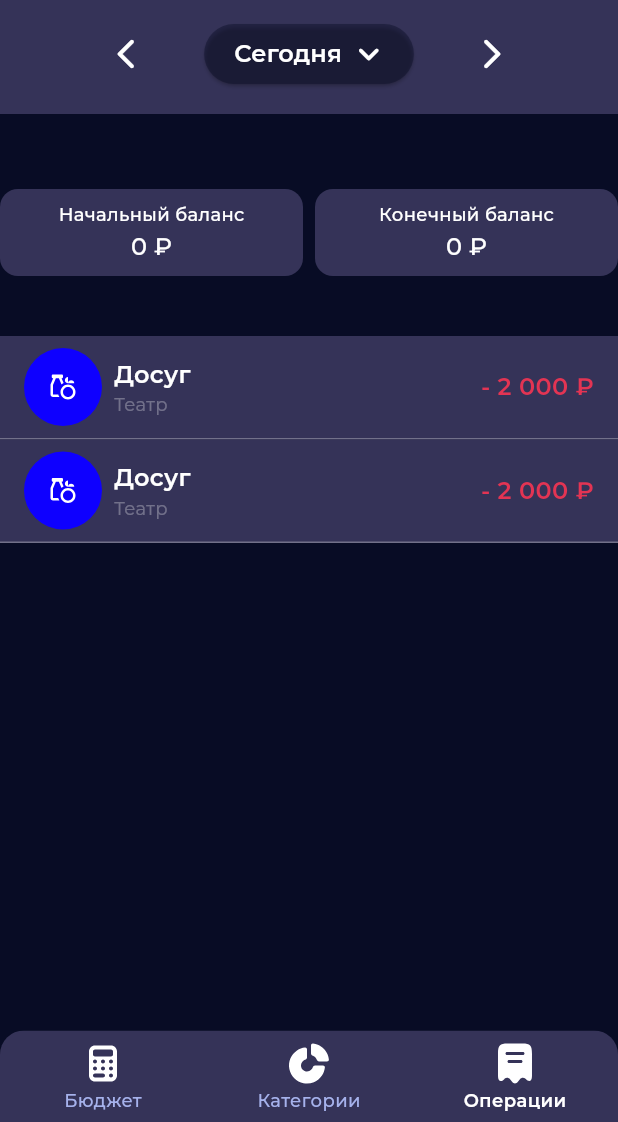
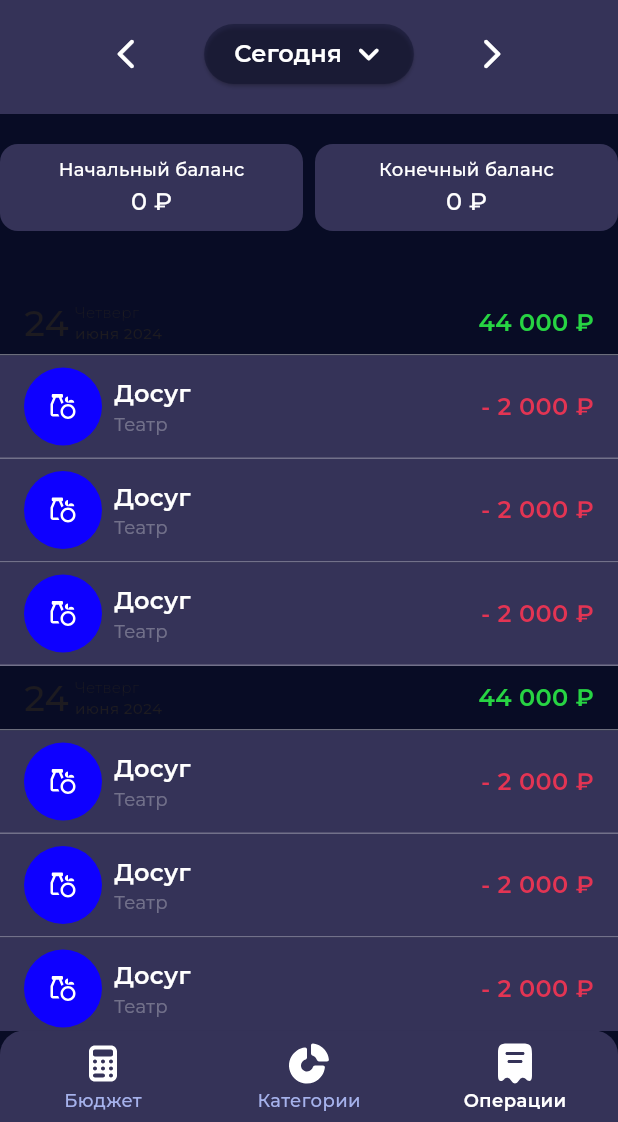
Before and after one commit to LizzzaD/Budget-Buddy, a Flutter app: the screen it shows after launch, item 3 of the bottom bar chosen, on a phone screen of 412 x 824 dp, the part 114-1236 px from its top. Run offline on Flutter 3.47's test engine with Material 3 defaults, Android fonts, the phone set to English and light mode, and no system bars; our stand-ins replace decimal, fl_chart, flutter_svg, freezed_annotation, google_fonts.

Commit message:
add daily transactions widget layout

```diff
--- a/lib/features/screens/categories_screen.dart
+++ b/lib/features/screens/categories_page.dart
@@ -7,8 +7,8 @@ import 'package:flutter/material.dart';
 import '../../views/ui_kit/widgets/category_widget.dart';
 import '../domain/models/category/category.dart';
 
-class CategoriesScreen extends StatelessWidget {
-  const CategoriesScreen({super.key});
+class CategoriesPage extends StatelessWidget {
+  const CategoriesPage({super.key});
 
 
   @override
--- a/lib/features/screens/home_screen.dart
+++ b/lib/features/screens/home_screen.dart
@@ -1,10 +1,9 @@
-import 'package:budget_buddy/features/screens/categories_screen.dart';
+import 'package:budget_buddy/features/screens/categories_page.dart';
+import 'package:budget_buddy/features/screens/transactions_page.dart';
 import 'package:budget_buddy/views/extension/build_context_extension.dart';
 import 'package:budget_buddy/views/images/icons.dart';
 import 'package:budget_buddy/views/ui_kit/app_bars/main_bottom_navigation_bar.dart';
-import 'package:budget_buddy/views/ui_kit/widgets/balance_card_widget.dart';
 import 'package:budget_buddy/views/ui_kit/widgets/date_widget.dart';
-import 'package:budget_buddy/views/ui_kit/widgets/transaction_list_tile_widget.dart';
 import 'package:flutter/material.dart';
 
 class HomeScreen extends StatefulWidget {
@@ -27,30 +26,8 @@ class _HomeScreenState extends State<HomeScreen> {
       'Index 0: Home',
       style: optionStyle,
     ),
-    CategoriesScreen(),
-    Column(
-      children: [
-        SizedBox(
-          height: 50,
-        ),
-        Row(
-          children: [
-            Expanded(
-              child: BalanceCardWidget(isInitial: true,),
-            ),
-            SizedBox(width: 8),
-            Expanded(
-              child: BalanceCardWidget(isInitial: false,),
-            ),
-          ],
-        ),
-        SizedBox(
-          height: 40,
-        ),
-        TransactionListTileWidget(),
-        TransactionListTileWidget(),
-      ],
-    ),
+    CategoriesPage(),
+    TransactionsPage()
   ];
 
   void _onItemTapped(int index) {
--- /dev/null
+++ b/lib/features/screens/transactions_page.dart
@@ -0,0 +1,36 @@
+import 'package:budget_buddy/views/ui_kit/widgets/daily_transactions_widget.dart';
+import 'package:flutter/material.dart';
+
+import '../../views/ui_kit/widgets/balance_card_widget.dart';
+import '../../views/ui_kit/widgets/transaction_list_tile_widget.dart';
+
+class TransactionsPage extends StatelessWidget {
+  const TransactionsPage({super.key});
+
+  @override
+  Widget build(BuildContext context) {
+    return  ListView(
+      children: const [
+        SizedBox(
+          height: 20,
+        ),
+        Row(
+          children: [
+            Expanded(
+              child: BalanceCardWidget(isInitial: true,),
+            ),
+            SizedBox(width: 8),
+            Expanded(
+              child: BalanceCardWidget(isInitial: false,),
+            ),
+          ],
+        ),
+        SizedBox(
+          height: 40,
+        ),
+DailyTransactionsWidget(),
+        DailyTransactionsWidget(),
+      ],
+    );
+  }
+}
--- /dev/null
+++ b/lib/views/ui_kit/widgets/daily_transactions_widget.dart
@@ -0,0 +1,53 @@
+import 'package:budget_buddy/views/extension/build_context_extension.dart';
+import 'package:budget_buddy/views/ui_kit/widgets/transaction_list_tile_widget.dart';
+import 'package:flutter/material.dart';
+
+class DailyTransactionsWidget extends StatelessWidget {
+  const DailyTransactionsWidget({super.key});
+
+  @override
+  Widget build(BuildContext context) {
+    return Column(
+      children: [
+        Padding(
+          padding: const EdgeInsets.symmetric(horizontal: 16, vertical: 4),
+          child: Row(
+            children: [
+              Text(
+                '24',
+                style: context.styles.medium24,
+              ),
+              const SizedBox(
+                width: 4,
+              ),
+              Column(
+                crossAxisAlignment: CrossAxisAlignment.start,
+                children: [
+                  Text('Четверг', style: context.styles.light10,),
+                  Text(
+                    'июня 2024',
+                    style: context.styles.medium10,
+                  ),
+                ],
+              ),
+              const Spacer(),
+              Text(
+                '44 000 ₽',
+                style: context.styles.semibold16
+                    .copyWith(color: context.colors.green,),
+              ),
+            ],
+          ),
+        ),
+        Container(
+          width: double.infinity,
+          height: 1,
+          color: context.colors.white.withOpacity(0.4),
+        ),
+        const TransactionListTileWidget(),
+        const TransactionListTileWidget(),
+        const TransactionListTileWidget(),
+      ],
+    );
+  }
+}
--- a/lib/views/ui_kit/widgets/transaction_widget.dart
+++ b/lib/views/ui_kit/widgets/transaction_widget.dart
@@ -31,14 +31,13 @@ class _TransactionWidgetState extends State<TransactionWidget> {
 
   @override
   Widget build(BuildContext context) {
-    return LayoutBuilder(
-        builder: (context, constraints) {
+    return LayoutBuilder(builder: (context, constraints) {
       return AnimatedPadding(
         duration: const Duration(milliseconds: 0),
         padding: EdgeInsets.only(
           bottom: MediaQuery.of(context).viewInsets.bottom,
         ),
-     child:  Container(
+        child: Container(
           width: double.infinity,
           decoration: BoxDecoration(
             borderRadius: const BorderRadius.vertical(
@@ -70,8 +69,8 @@ class _TransactionWidgetState extends State<TransactionWidget> {
               ),
               Text(
                 'Расход',
-              style:
-              context.styles.medium16.copyWith(color: context.colors.blue),
+                style: context.styles.medium16
+                    .copyWith(color: context.colors.blue),
               ),
               const SizedBox(
                 height: 4,
@@ -107,18 +106,19 @@ class _TransactionWidgetState extends State<TransactionWidget> {
                   style: context.styles.medium12
                       .copyWith(color: context.colors.blue),
                   textAlign: TextAlign.center,
-
                   decoration: InputDecoration(
                     border: OutlineInputBorder(
                         borderRadius: BorderRadius.circular(16)),
-                ),),
                   ),
-            const SizedBox(height: 24,),
+                ),
+              ),
+              const SizedBox(
+                height: 24,
+              ),
             ],
           ),
         ),
       );
-    }
-    );
+    });
   }
 }
```
Lines whose indentation alone changed are shown as unchanged.
